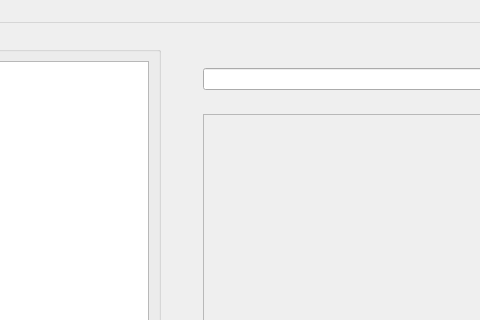
This is desktoppet/music/ui_music_player.ui in kewuaa/cv_practice as Qt 5 draws it before an edit; both pictures show x 172 to 652 and y 0 to 320 of the 1250 by 566 pixel window. The edited form follows.
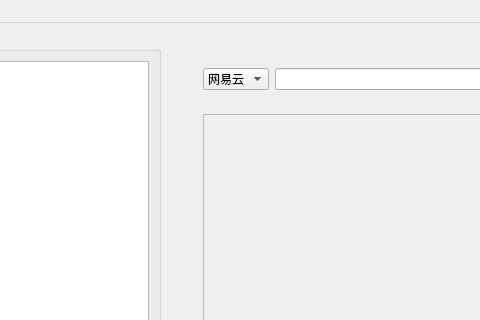
This is the edited form.

What changed in the file:
```diff
--- a/desktoppet/music/ui_music_player.ui
+++ b/desktoppet/music/ui_music_player.ui
@@ -52,6 +52,20 @@
              <item>
               <widget class="QWidget" name="widget_2" native="true">
                <layout class="QHBoxLayout" name="horizontalLayout">
+                <item>
+                 <widget class="QComboBox" name="musicercomboBox">
+                  <item>
+                   <property name="text">
+                    <string>网易云</string>
+                   </property>
+                  </item>
+                  <item>
+                   <property name="text">
+                    <string>酷狗</string>
+                   </property>
+                  </item>
+                 </widget>
+                </item>
                 <item>
                  <widget class="QLineEdit" name="inputlineEdit"/>
                 </item>
```
